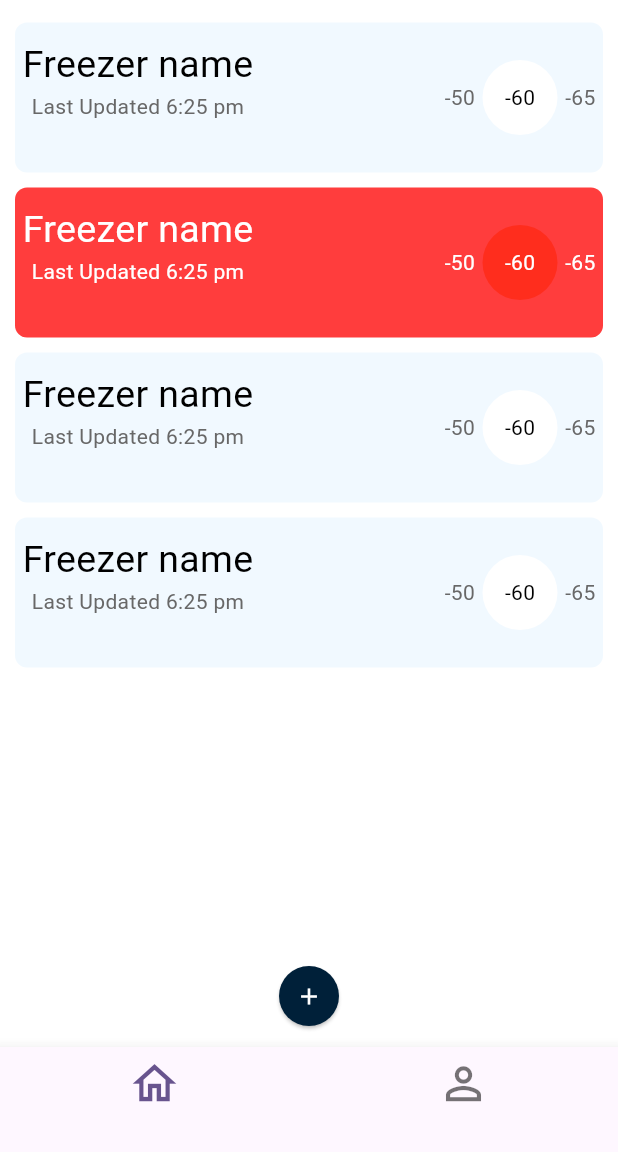
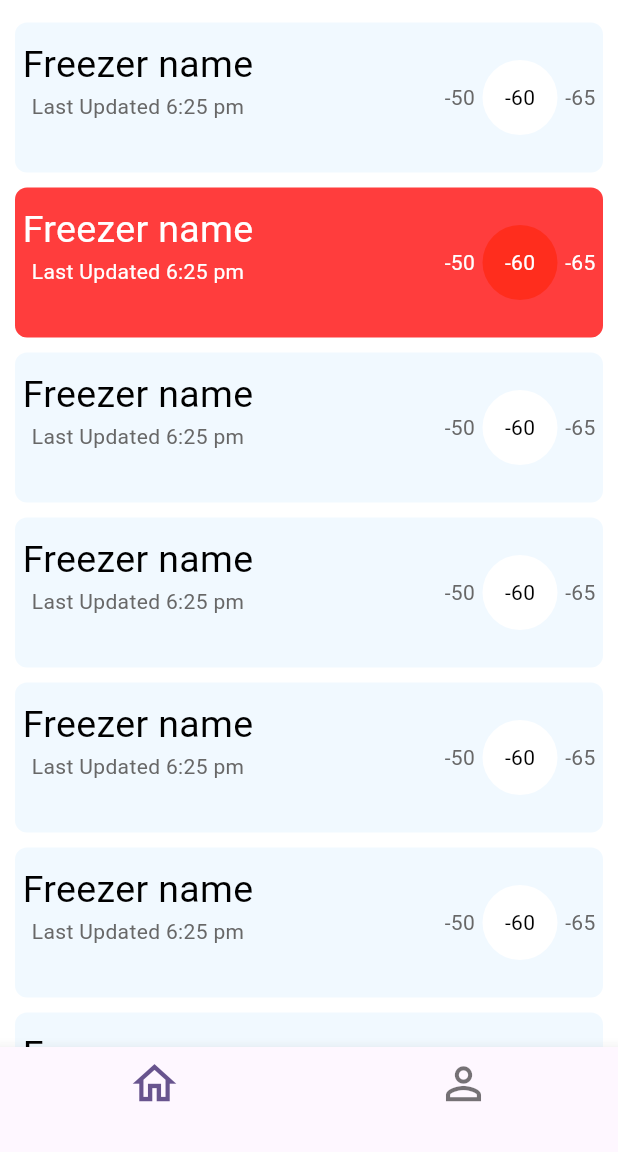
Before and after one commit to maniUZqqz/Thermocall, a Flutter app: the screen it shows after launch, after a tap on "Log in", on a phone screen of 412 x 824 dp, the part 84-1236 px from its top. Run offline on Flutter 3.47's test engine with Material 3 defaults, Android fonts, the phone set to English and light mode, and no system bars; our stand-ins replace bloc, equatable, flutter_bloc, formz.

Commit message:
Add SingleChildScrollView() and delete Spacer()

```diff
--- a/lib/home/view/home.dart
+++ b/lib/home/view/home.dart
@@ -16,6 +16,7 @@ class _HomeState extends State<Home> {
   Widget build(BuildContext context) {
     return Container(
       //  child: SingleChildScrollView()
+      child: SingleChildScrollView(
         child: Column(
           children: [
             Freezer(
@@ -50,9 +51,50 @@ class _HomeState extends State<Home> {
               minTemperature: "-50",
               isError: false,
             ),
-          Spacer(),
+            Freezer(
+              name: "Freezer name",
+              time: "Last Updated 6:25 pm",
+              temperature: "-60",
+              maxTemperature: "-65",
+              minTemperature: "-50",
+              isError: false,
+            ),
+            Freezer(
+              name: "Freezer name",
+              time: "Last Updated 6:25 pm",
+              temperature: "-60",
+              maxTemperature: "-65",
+              minTemperature: "-50",
+              isError: false,
+            ),
+            Freezer(
+              name: "Freezer name",
+              time: "Last Updated 6:25 pm",
+              temperature: "-60",
+              maxTemperature: "-65",
+              minTemperature: "-50",
+              isError: false,
+            ),
+            Freezer(
+              name: "Freezer name",
+              time: "Last Updated 6:25 pm",
+              temperature: "-60",
+              maxTemperature: "-65",
+              minTemperature: "-50",
+              isError: false,
+            ),
+            Freezer(
+              name: "Freezer name",
+              time: "Last Updated 6:25 pm",
+              temperature: "-60",
+              maxTemperature: "-65",
+              minTemperature: "-50",
+              isError: false,
+            ),
+//          Spacer(),
             AddItem()
           ],
+        ),
       ),
       padding: EdgeInsets.all(10),
       color: Colors.white,
--- a/lib/home/view/home_app.dart
+++ b/lib/home/view/home_app.dart
@@ -46,9 +46,11 @@ class _HomeAppState extends State<HomeApp> {
           ],
         )
       ),
-      body: homeList[
+      body:SingleChildScrollView(
+        child: homeList[
         _currentIndex
-      ] ,
+        ],
+      ),
       // body: _currentIndex == 0 ? Home() : Profile(),
        bottomNavigationBar: BottomNavigationBar(
          currentIndex: _currentIndex,
--- a/lib/login/view/login.dart
+++ b/lib/login/view/login.dart
@@ -38,7 +38,8 @@ class _LoginState extends State<Login> {
   @override
   Widget build(BuildContext context) {
     return Scaffold(
-      body: Container(
+      body: SingleChildScrollView(
+        child: Container(
           child: Column(
             children: [
               EmailInput(),
@@ -77,7 +78,8 @@ class _LoginState extends State<Login> {
                 // },
                 navigator: HomeApp(),
               ),
-            Spacer(),
+              Padding(padding: EdgeInsets.only(bottom: 150)),
+//              Spacer(),
               Center(
                 child: Container(
                   child: Text(
@@ -113,6 +115,7 @@ class _LoginState extends State<Login> {
               top: 200
           ),
         ),
+      )
     );
   }
 }
```
Also changed, not shown: lib/home/view/item.dart (deleted, +0 -95 lines), lib/home/view/page_add_device.dart (+5 -3 lines), lib/home/view/profile.dart (+15 -2 lines), lib/login/view/register.dart (+5 -2 lines). Lines whose indentation alone changed are shown as unchanged.
